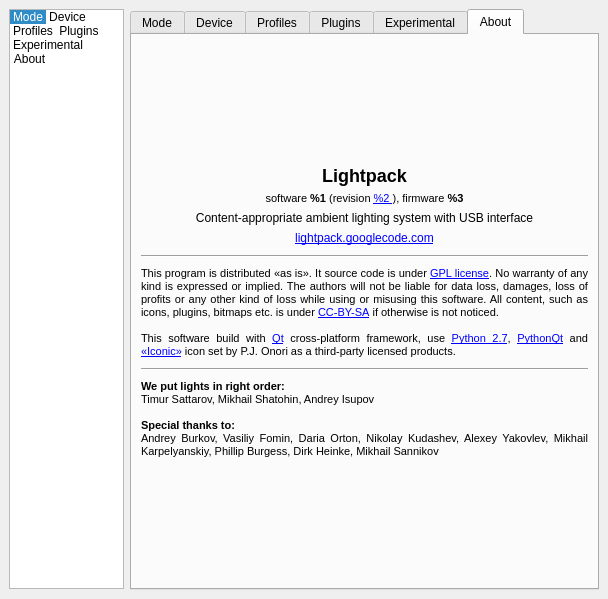
Above: Software/src/SettingsWindow.ui from Atarity/Lightpack before the change. Below: the same form after it.
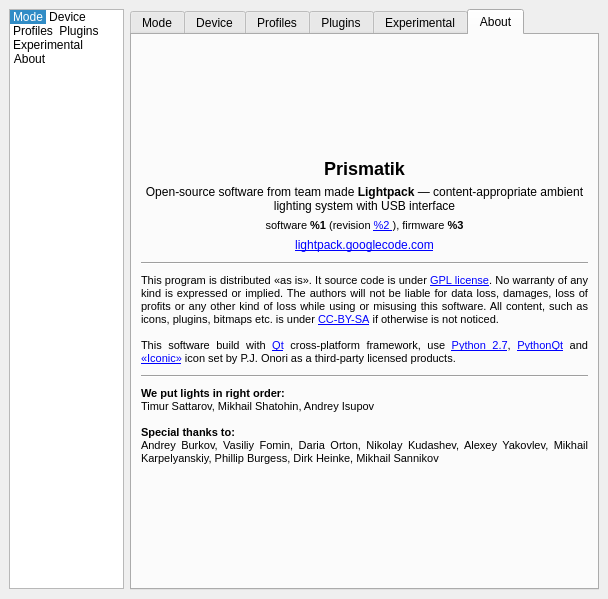
That is the form after the change. The open tabs and pages were chosen to show the change. Icons and pictures are not drawn. Custom widgets are drawn as their Qt base class.

What changed in the file:
```diff
--- a/Software/src/SettingsWindow.ui
+++ b/Software/src/SettingsWindow.ui
@@ -3040,7 +3040,7 @@
            </size>
           </property>
           <property name="text">
-           <string>&lt;h2&gt;Lightpack&lt;/h2&gt;</string>
+           <string>&lt;h2&gt;Prismatik&lt;/h2&gt;</string>
           </property>
           <property name="alignment">
            <set>Qt::AlignCenter</set>
@@ -3053,6 +3053,43 @@
           </property>
          </widget>
         </item>
+        <item>
+         <widget class="QLabel" name="label_3">
+          <property name="sizePolicy">
+           <sizepolicy hsizetype="Minimum" vsizetype="Preferred">
+            <horstretch>0</horstretch>
+            <verstretch>0</verstretch>
+           </sizepolicy>
+          </property>
+          <property name="minimumSize">
+           <size>
+            <width>0</width>
+            <height>0</height>
+           </size>
+          </property>
+          <property name="maximumSize">
+           <size>
+            <width>16777215</width>
+            <height>16777215</height>
+           </size>
+          </property>
+          <property name="text">
+           <string>Open-source software from team made &lt;b&gt;Lightpack&lt;/b&gt; &amp;mdash; content-appropriate ambient lighting system with USB interface</string>
+          </property>
+          <property name="textFormat">
+           <enum>Qt::RichText</enum>
+          </property>
+          <property name="alignment">
+           <set>Qt::AlignCenter</set>
+          </property>
+          <property name="wordWrap">
+           <bool>true</bool>
+          </property>
+          <property name="textInteractionFlags">
+           <set>Qt::LinksAccessibleByMouse|Qt::TextSelectableByMouse</set>
+          </property>
+         </widget>
+        </item>
         <item>
          <widget class="QLabel" name="labelVersions">
           <property name="sizePolicy">
@@ -3097,40 +3134,6 @@
           </property>
          </widget>
         </item>
-        <item>
-         <widget class="QLabel" name="label_3">
-          <property name="sizePolicy">
-           <sizepolicy hsizetype="Minimum" vsizetype="Preferred">
-            <horstretch>0</horstretch>
-            <verstretch>0</verstretch>
-           </sizepolicy>
-          </property>
-          <property name="minimumSize">
-           <size>
-            <width>0</width>
-            <height>0</height>
-           </size>
-          </property>
-          <property name="maximumSize">
-           <size>
-            <width>16777215</width>
-            <height>16777215</height>
-           </size>
-          </property>
-          <property name="text">
-           <string>Content-appropriate ambient lighting system with USB interface</string>
-          </property>
-          <property name="alignment">
-           <set>Qt::AlignCenter</set>
-          </property>
-          <property name="wordWrap">
-           <bool>false</bool>
-          </property>
-          <property name="textInteractionFlags">
-           <set>Qt::LinksAccessibleByMouse|Qt::TextSelectableByMouse</set>
-          </property>
-         </widget>
-        </item>
         <item>
          <widget class="QLabel" name="label_8">
           <property name="sizePolicy">
```
Left out of the diff: 13 changed lines with no effect on the pictures.
